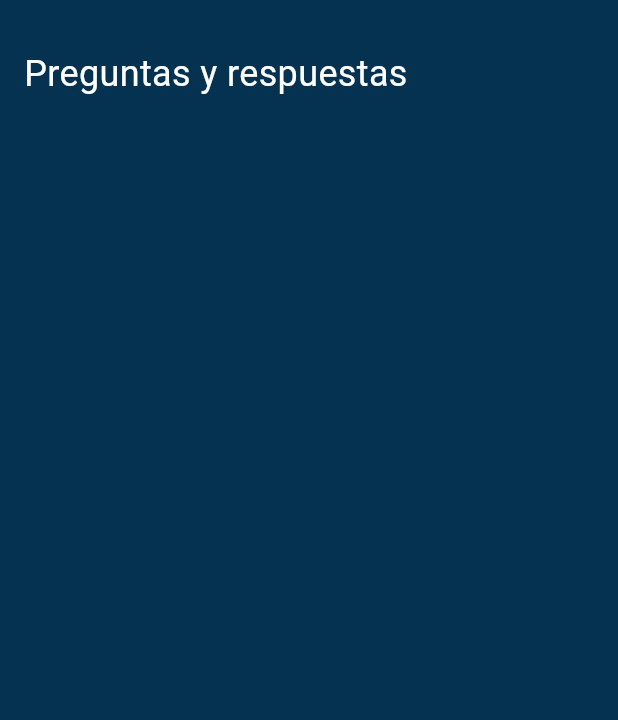
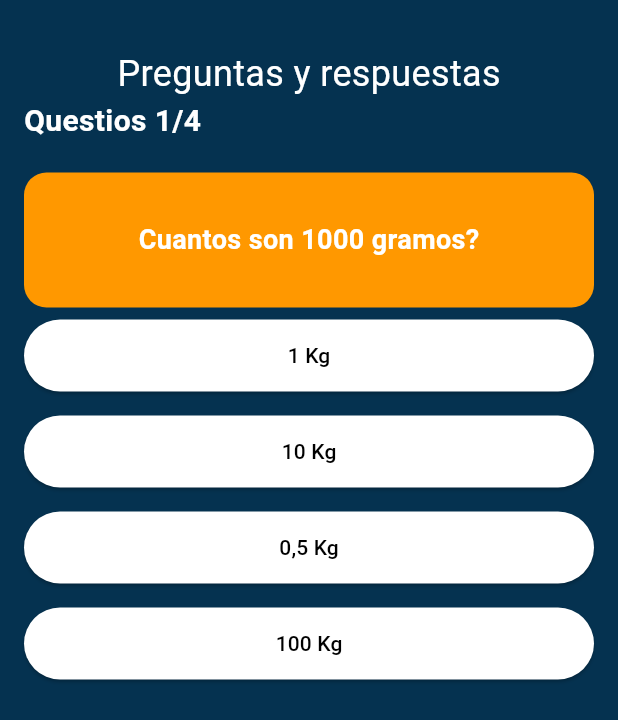
Before and after one commit to gonzaSala/FlutterQuizApp, a Flutter app: the screen it shows after launch, on a phone screen of 412 x 824 dp. Shown: the top 720 px of the screen. Run offline on Flutter 3.47's test engine with Material 2 defaults, Android fonts, the phone set to English and light mode, and no system bars.

Commit message:
en preceso, parte de buttons

```diff
--- a/lib/questionModel.dart
+++ b/lib/questionModel.dart
@@ -21,5 +21,27 @@ List<question> getQuestions() {
     answer('0,5 Kg', false),
     answer('100 Kg', false),
   ]));
+
+  list.add(question('Cuantos son 100 gramos?', [
+    answer('1 Kg', false),
+    answer('10 Kg', false),
+    answer('0,1 Kg', true),
+    answer('100 Kg', false),
+  ]));
+
+  list.add(question('Cuantos son 10 gramos?', [
+    answer('1 Kg', false),
+    answer('10 Kg', false),
+    answer('0,01 Kg', true),
+    answer('100 Kg', false),
+  ]));
+
+  list.add(question('Cuantos son 10000 gramos?', [
+    answer('1 Kg', false),
+    answer('10 Kg', true),
+    answer('0,5 Kg', false),
+    answer('100 Kg', false),
+  ]));
+
   return list;
 }
--- a/lib/quiz_screen.dart
+++ b/lib/quiz_screen.dart
@@ -1,4 +1,7 @@
+import 'dart:developer';
+
 import 'package:flutter/material.dart';
+import 'package:flutter_simple_quiz_app/questionModel.dart';
 
 class QuizScreen extends StatefulWidget {
   @override
@@ -6,6 +9,13 @@ class QuizScreen extends StatefulWidget {
 }
 
 class _QuizScreenState extends State<QuizScreen> {
+  //definimos los datos
+
+  List<question> questionList = getQuestions();
+  int currentQuestionIndex = 0;
+  int score = 0;
+  answer? selectedAnswer;
+
   @override
   Widget build(BuildContext context) {
     return Scaffold(
@@ -22,13 +32,82 @@ class _QuizScreenState extends State<QuizScreen> {
               ),
             ),
             questionWidget(),
+            answerList(),
           ],
         ),
       ),
     );
   }
+
+  questionWidget() {
+    return Column(
+      crossAxisAlignment: CrossAxisAlignment.start,
+      mainAxisAlignment: MainAxisAlignment.center,
+      children: [
+        Text(
+          "Questios ${currentQuestionIndex + 1}/${questionList.length.toString()}",
+          style: const TextStyle(
+            color: Colors.white,
+            fontSize: 20,
+            fontWeight: FontWeight.w600,
+          ),
+        ),
+        const SizedBox(height: 20),
+        Container(
+          width: double.infinity,
+          alignment: Alignment.center,
+          padding: const EdgeInsets.all(32),
+          decoration: BoxDecoration(
+              color: Colors.orange, borderRadius: BorderRadius.circular(15)),
+          child: Text(
+            questionList[currentQuestionIndex].questionText,
+            style: const TextStyle(
+              color: Colors.white,
+              fontSize: 18,
+              fontWeight: FontWeight.w600,
+            ),
+          ),
+        )
+      ],
+    );
+  }
+
+  answerList() {
+    return Column(
+      children: questionList[currentQuestionIndex]
+          .answerList
+          .map(
+            (e) => answerButton(e),
+          )
+          .toList(),
+    );
+  }
+
+  Widget answerButton(answer Answer) {
+    bool isSelected = Answer == selectedAnswer;
+
+    return Container(
+      width: double.infinity,
+      margin: const EdgeInsets.symmetric(vertical: 8),
+      height: 48,
+      child: ElevatedButton(
+        child: Text(Answer.answerText),
+        style: ElevatedButton.styleFrom(
+          shape: const StadiumBorder(),
+          primary: isSelected ? Colors.orangeAccent : Colors.white,
+          onPrimary: isSelected ? Colors.white : Colors.black,
+        ),
+        onPressed: () {
+          if (selectedAnswer == null) {
+            if (Answer.isCorrect) {
+              score++;
+            }
+            setState(() {
+              selectedAnswer = Answer;
+            });
+          }
+        },
+      ),
+    );
+  }
 }
-
-questionWidget() {
-  return Column();
-}
```
